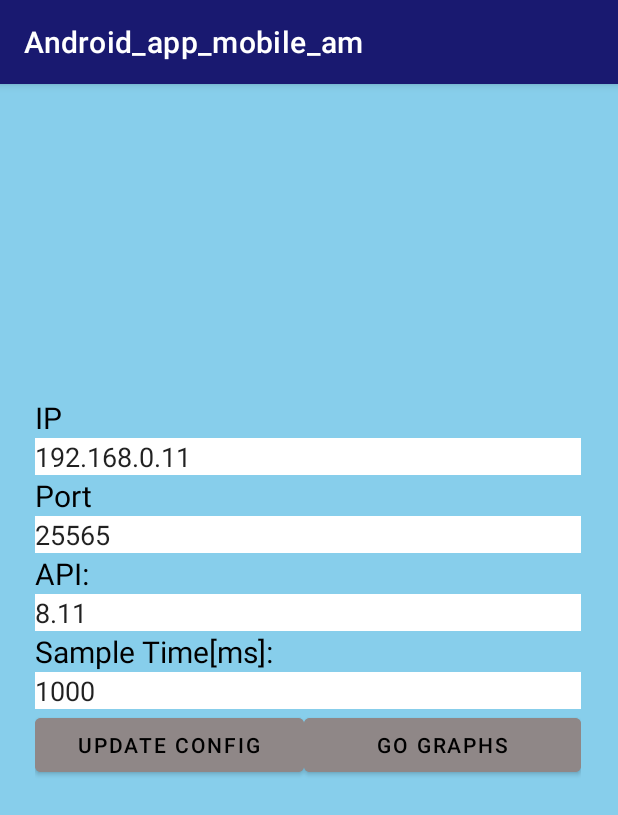
After one commit to hgbvx/AM33, an Android app: the ConfigActivity screen opened directly, with no data from a screen before it, on a phone screen of 412 x 824 dp. The commit adds this screen. Shown: the top 815 px of the screen. Run offline under Robolectric (Android 15) with nearby library versions, the phone set to English and light mode, and no system bars; network calls fail.

Commit message:
charts list good, screen check

```diff
--- a/Mobile_App/app/src/main/AndroidManifest.xml
+++ b/Mobile_App/app/src/main/AndroidManifest.xml
@@ -12,6 +12,7 @@
         android:roundIcon="@mipmap/ic_launcher_round"
         android:supportsRtl="true"
         android:theme="@style/Theme.Android_app_mobile_am">
+        <activity android:name=".ConfigActivity" />
         <activity android:name=".MainActivity">
             <intent-filter>
                 <action android:name="android.intent.action.MAIN" />
--- /dev/null
+++ b/Mobile_App/app/src/main/java/com/example/android_app_mobile_am/ConfigActivity.java
@@ -0,0 +1,57 @@
+package com.example.android_app_mobile_am;
+
+import android.os.Bundle;
+import android.view.View;
+import android.widget.EditText;
+
+import androidx.appcompat.app.AppCompatActivity;
+
+
+public class ConfigActivity extends AppCompatActivity {
+
+    private EditText ip_val;
+    private EditText port_val;
+    private EditText api_val;
+    private EditText sample_val;
+
+    private long stime;
+    private String  api;
+    private String port;
+    private String ip;
+
+
+    protected void onCreate(Bundle savedInstanceState) {
+        super.onCreate(savedInstanceState);
+        setContentView(R.layout.activity_config);
+
+        ip_val =findViewById(R.id.e_ip);
+        port_val = findViewById(R.id.e_port);
+        api_val = findViewById(R.id.e_api);
+        sample_val = findViewById(R.id.e_sample);
+
+        ip_val.setText(ConfigParams.IP_param);
+        port_val.setText(ConfigParams.Port_param);
+        api_val.setText(ConfigParams.API_param);
+        long st_l = ConfigParams.SampleTime_param;
+        String st_str = String.valueOf(st_l);
+        sample_val.setText(st_str);
+
+    }
+
+    public void set_config_params(View view){
+        String st_str;
+
+
+        st_str= sample_val.getText().toString();
+        stime = Long.parseLong(st_str);
+        ConfigParams.set_SampleTime_param(stime);
+
+        ip = ip_val.getText().toString();
+        ConfigParams.set_IP_param(ip);
+    }
+
+
+    public void config_back(View view){
+        finish();
+    }
+}
--- /dev/null
+++ b/Mobile_App/app/src/main/res/layout/activity_config.xml
@@ -0,0 +1,156 @@
+<?xml version="1.0" encoding="utf-8"?>
+<androidx.constraintlayout.widget.ConstraintLayout
+    xmlns:android="http://schemas.android.com/apk/res/android"
+    xmlns:app="http://schemas.android.com/apk/res-auto"
+    android:background="#FF87CEEB"
+    xmlns:tools="http://schemas.android.com/tools"
+    android:layout_width="match_parent"
+    android:layout_height="match_parent"
+    tools:context=".ConfigActivity">
+
+    <LinearLayout
+        android:layout_width="364dp"
+        android:layout_height="559dp"
+        android:orientation="vertical"
+        app:layout_constraintBottom_toBottomOf="parent"
+        app:layout_constraintEnd_toEndOf="parent"
+        app:layout_constraintHorizontal_bias="0.481"
+        app:layout_constraintStart_toStartOf="parent"
+        app:layout_constraintTop_toTopOf="parent"
+        app:layout_constraintVertical_bias="1.0">
+
+        <LinearLayout
+            android:layout_width="wrap_content"
+            android:layout_height="wrap_content"
+            android:orientation="horizontal">
+
+            <TextView
+                android:id="@+id/textView4"
+                android:layout_width="wrap_content"
+                android:layout_height="wrap_content"
+                android:layout_gravity="center"
+                android:layout_weight="1"
+                android:text="IP"
+                android:textColor="#000000"
+                android:textSize="20sp" />
+        </LinearLayout>
+
+        <EditText
+            android:id="@+id/e_ip"
+            android:layout_width="match_parent"
+            android:layout_height="wrap_content"
+            android:background="#FFFFFFFF"
+            android:ems="10"
+            android:inputType="textPersonName"
+            android:text="192.168.1.192" />
+
+        <LinearLayout
+            android:layout_width="wrap_content"
+            android:layout_height="wrap_content"
+            android:orientation="horizontal">
+
+            <TextView
+                android:id="@+id/textView5"
+                android:layout_width="wrap_content"
+                android:layout_height="wrap_content"
+                android:layout_gravity="center"
+                android:layout_weight="1"
+                android:text="Port"
+                android:textColor="#000000"
+                android:textSize="20sp" />
+        </LinearLayout>
+
+        <EditText
+            android:id="@+id/e_port"
+            android:layout_width="match_parent"
+            android:layout_height="wrap_content"
+            android:background="#FFFFFFFF"
+            android:ems="10"
+            android:inputType="textPersonName"
+            android:text="80" />
+
+        <LinearLayout
+            android:layout_width="wrap_content"
+            android:layout_height="wrap_content"
+            android:orientation="horizontal">
+
+            <TextView
+                android:id="@+id/textView6"
+                android:layout_width="wrap_content"
+                android:layout_height="wrap_content"
+                android:layout_gravity="center"
+                android:layout_weight="1"
+                android:text="API:"
+                android:textColor="#000000"
+                android:textSize="20sp" />
+        </LinearLayout>
+
+        <EditText
+            android:id="@+id/e_api"
+            android:layout_width="match_parent"
+            android:layout_height="wrap_content"
+            android:background="#FFFFFFFF"
+            android:ems="10"
+            android:inputType="textPersonName"
+            android:text="8.10" />
+
+        <LinearLayout
+            android:layout_width="wrap_content"
+            android:layout_height="wrap_content"
+            android:orientation="horizontal">
+
+            <TextView
+                android:id="@+id/textView7"
+                android:layout_width="match_parent"
+                android:layout_height="match_parent"
+                android:layout_gravity="center"
+                android:layout_weight="1"
+                android:text="Sample Time[ms]:"
+                android:textColor="#000000"
+                android:textSize="20sp" />
+        </LinearLayout>
+
+        <EditText
+            android:id="@+id/e_sample"
+            android:layout_width="match_parent"
+            android:layout_height="wrap_content"
+            android:background="#FFFFFFFF"
+            android:ems="10"
+            android:inputType="textPersonName"
+            android:text="1000" />
+
+        <LinearLayout
+            android:layout_width="match_parent"
+            android:layout_height="127dp"
+            android:orientation="vertical">
+
+            <LinearLayout
+                android:layout_width="wrap_content"
+                android:layout_height="wrap_content"
+                android:orientation="horizontal">
+
+                <Button
+                    android:id="@+id/b_update"
+                    android:layout_width="179dp"
+                    android:layout_height="wrap_content"
+                    android:backgroundTint="#8F8787"
+                    android:onClick="set_config_params"
+                    android:text="Update Config"
+                    android:textColor="@color/black" />
+
+                <Button
+                    android:id="@+id/b_graphback"
+                    android:layout_width="191dp"
+                    android:layout_height="wrap_content"
+                    android:layout_weight="1"
+                    android:backgroundTint="#8F8787"
+                    android:onClick="config_back"
+                    android:text="GO GRAPHS"
+                    android:textColor="@color/black" />
+            </LinearLayout>
+
+        </LinearLayout>
+
+    </LinearLayout>
+
+</androidx.constraintlayout.widget.ConstraintLayout>
```
Also changed, not shown: Mobile_App/app/src/main/java/com/example/android_app_mobile_am/ConfigParams.java (added, +18 -0 lines), Mobile_App/app/src/main/java/com/example/android_app_mobile_am/MainActivity.java (+56 -15 lines), Mobile_App/app/src/main/res/layout/activity_main.xml (+13 -2 lines), AM_P_2/app/src/androidTest/gradle/wrapper/gradle-wrapper.properties (renamed from AM_P_2/gradle/wrapper/gradle-wrapper.properties), 3 other files.
